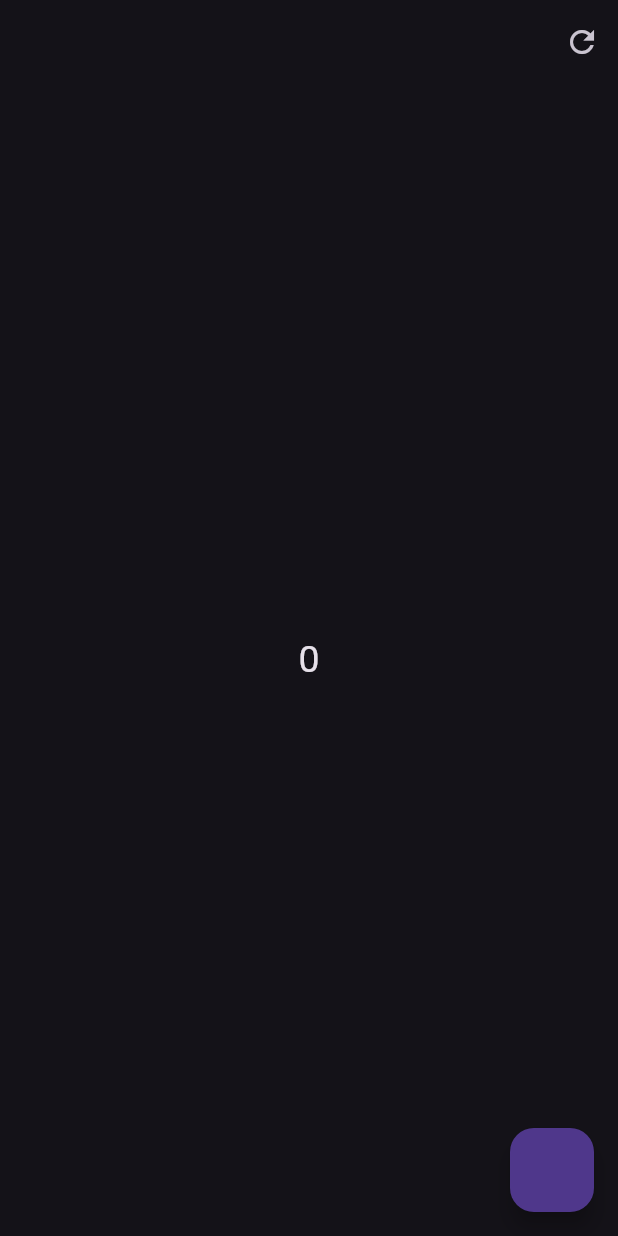
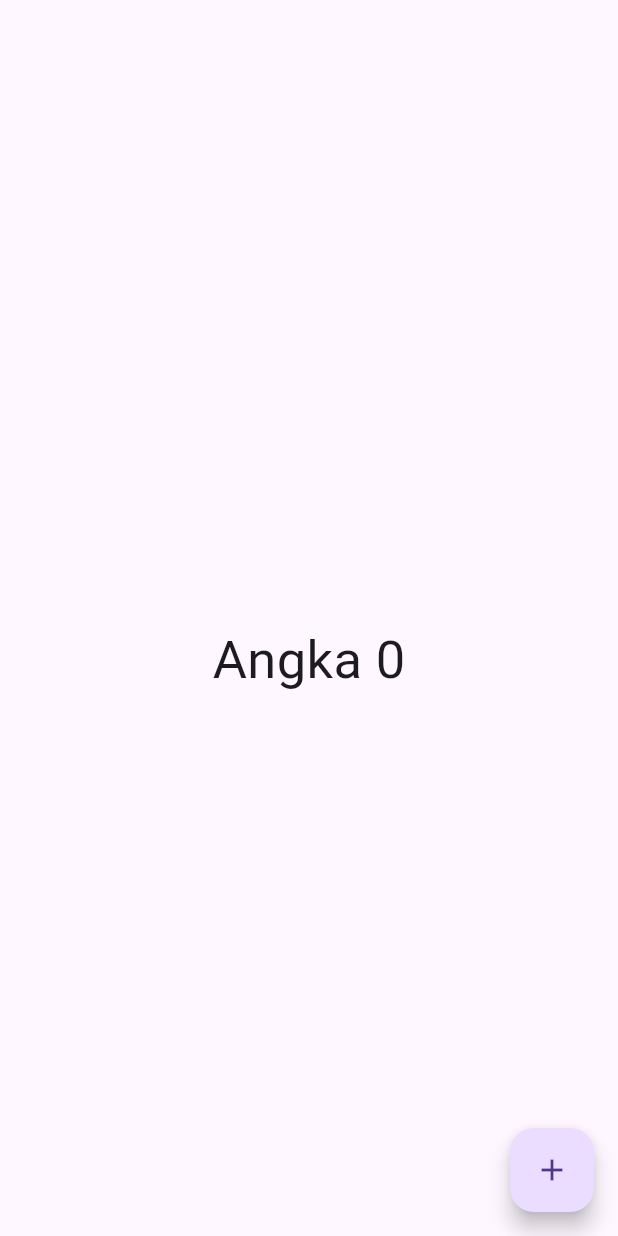
Before and after one commit to hafid-js/Learn-Flutter, a Flutter app: the screen it shows after launch, on a phone screen of 412 x 824 dp. Run offline on Flutter 3.47's test engine with Material 3 defaults, Android fonts, the phone set to English and light mode, and no system bars; our stand-ins replace flutter_bloc.

Commit message:
bloc consumer

```diff
--- a/lib/main.dart
+++ b/lib/main.dart
@@ -5,47 +5,13 @@ void main() {
   runApp(MyApp());
 }
 
-class MyApp extends StatefulWidget {
-  @override
-  State<MyApp> createState() => _MyAppState();
-}
-
-class _MyAppState extends State<MyApp> {
-  bool isDark = false;
-
-  final ThemeData dark = ThemeData.dark();
-
-  final ThemeData light = ThemeData.light();
+class MyApp extends StatelessWidget {
+  const MyApp({super.key});
 
   @override
   Widget build(BuildContext context) {
-    return MultiBlocProvider(
-      providers: [
-        BlocProvider(create: (context) => CounterCubit()),
-        BlocProvider(create: (context) => ThemeBloc()),
-      ],
-      child: MultiBlocListener(listeners: [
-        BlocListener<CounterCubit, int>(listener: (context, state) {
-          if (state >= 10) {
-              ScaffoldMessenger.of(context).showSnackBar(
-                SnackBar(
-                  content: Text("Lebih dari 10"),
-                  duration: Duration(milliseconds: 500),
-                ),
-              );
-            }
-            if(state % 1 == 0) {
-              setState(() {
-                isDark = !isDark;
-              });
-            }
-        }),
-      ],
-      child: BlocBuilder<ThemeBloc, bool>(builder: (context, state) => MaterialApp(
-        theme: state == isDark ? dark : light,
-        home: HomePage()),
-      )
-    )
+    return MaterialApp(
+      home: BlocProvider(create: (context) => CounterBloc(), child: HomePage()),
     );
   }
 }
@@ -56,37 +22,48 @@ class HomePage extends StatelessWidget {
   @override
   Widget build(BuildContext context) {
     return Scaffold(
-      appBar: AppBar(
-        actions: [
-          IconButton(onPressed: () => context.read<ThemeBloc>().changeTheme(), icon: Icon(Icons.refresh))
-        ],
-      ),
+      appBar: AppBar(),
       body: Center(
-        child: BlocListener<CounterCubit, int>(
+        child: BlocConsumer<CounterBloc, int>(
+          buildWhen: (previous, current) {
+            // print("prev : $previous --- curr : $current");
+            if(current > 5) {
+              return true;
+            }
+            return false;
+          },
+          listenWhen: (previous, current) {
+            print("curr : $current");
+            if(current > 10) {
+              return true;
+            }
+            return false;
+          },
           listener: (context, state) {
-
+            if (state > 10) {
+              ScaffoldMessenger.of(context).showSnackBar(
+                SnackBar(
+                  content: Text("Di atas 10 bro!"),
+                  duration: Duration(milliseconds: 300),
+                ),
+              );
+            }
           },
-          child: BlocBuilder<CounterCubit, int>(
-            builder: (context, state) =>
-                Text("$state", style: TextStyle(fontSize: 25)),
-          ),
+          builder: (context, state) {
+            return Text("Angka $state", style: TextStyle(fontSize: 35));
+          },
         ),
       ),
       floatingActionButton: FloatingActionButton(
-        onPressed: () => context.read<CounterCubit>().increment(),
+        onPressed: () => context.read<CounterBloc>().increment(),
+        child: Icon(Icons.add),
       ),
     );
   }
 }
 
-class CounterCubit extends Cubit<int> {
-  CounterCubit() : super(0);
+class CounterBloc extends Cubit<int> {
+  CounterBloc() : super(0);
 
   void increment() => emit(state + 1);
 }
-
-class ThemeBloc extends Cubit<bool> {
-  ThemeBloc() : super(false);
-
-  void changeTheme() => emit(!state);
-}
```
